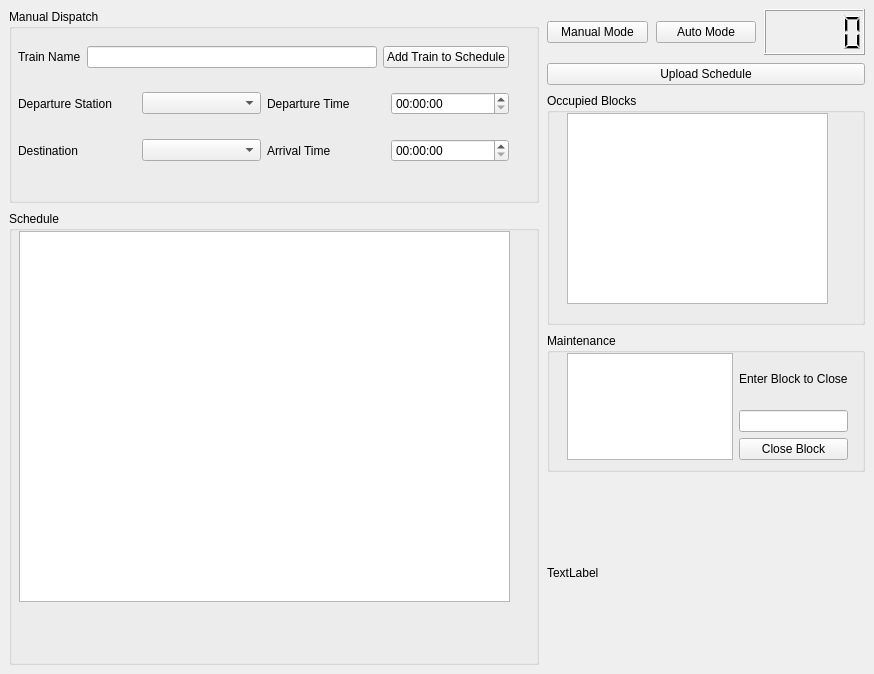
Old version of the form CTC/CTC_UI.ui in the repository asmithie13/ECE-1140.
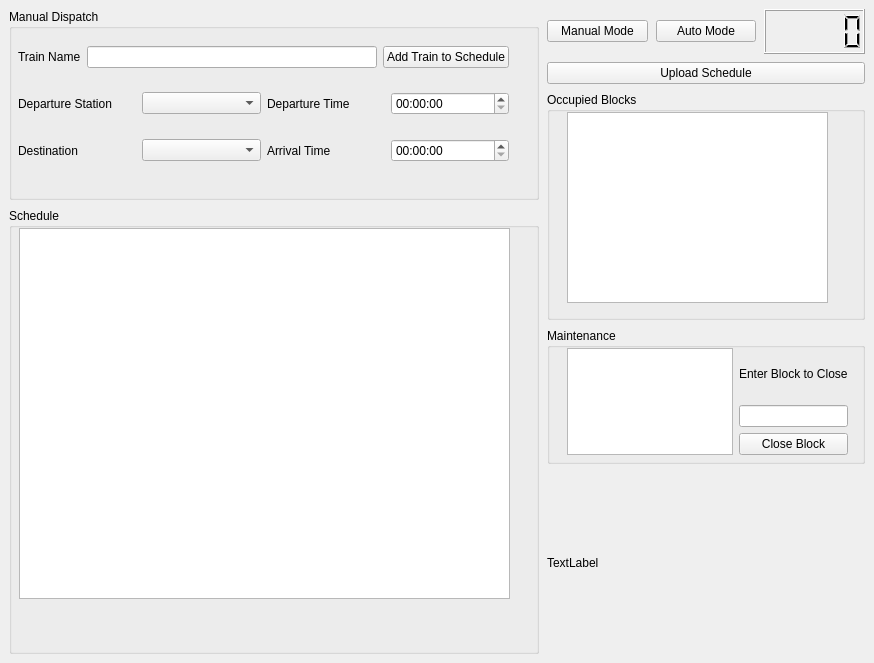
New version of the form.

The edit to the form file:
```diff
--- a/CTC/CTC_UI.ui
+++ b/CTC/CTC_UI.ui
@@ -7,7 +7,7 @@
     <x>0</x>
     <y>0</y>
     <width>874</width>
-    <height>674</height>
+    <height>663</height>
    </rect>
   </property>
   <property name="windowTitle">
```
